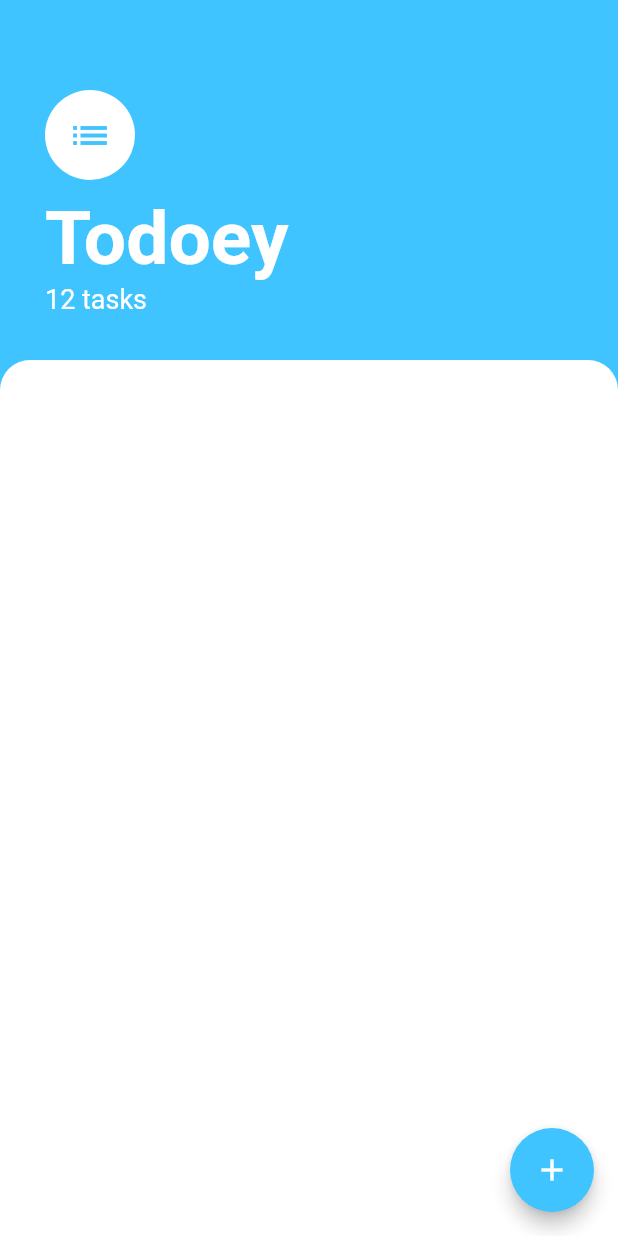
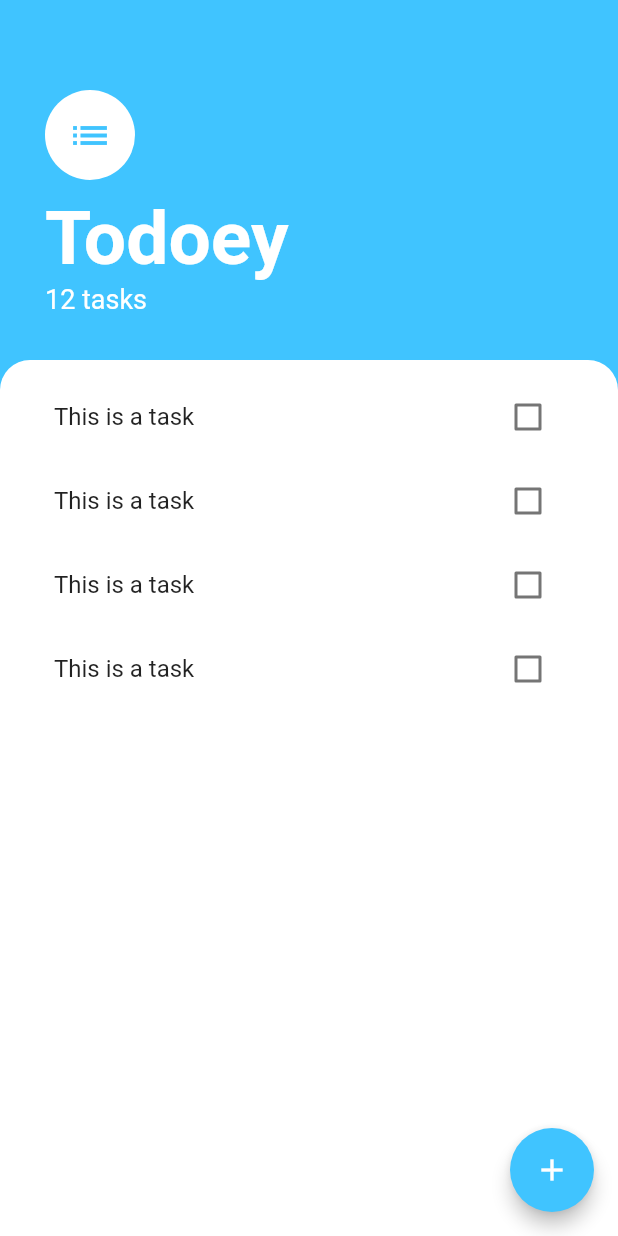
Before and after one commit to didierganthier/todoey, a Flutter app: the screen it shows after launch, on a phone screen of 412 x 824 dp. Run offline on Flutter 3.47's test engine with Material 2 defaults, Android fonts, the phone set to English and light mode, and no system bars.

Commit message:
Some refactoring

```diff
--- a/lib/main.dart
+++ b/lib/main.dart
@@ -7,6 +7,7 @@ class MyApp extends StatelessWidget {
   @override
   Widget build(BuildContext context) {
     return MaterialApp(
+      debugShowCheckedModeBanner: false,
       home: TasksScreen(),
     );
   }
--- a/lib/screens/tasks_screen.dart
+++ b/lib/screens/tasks_screen.dart
@@ -1,4 +1,6 @@
+import 'package:flutter/cupertino.dart';
 import 'package:flutter/material.dart';
+import 'package:todoey/widgets/tasks_list.dart';
 
 class TasksScreen extends StatelessWidget {
   @override
@@ -45,10 +47,12 @@ class TasksScreen extends StatelessWidget {
           ),
           Expanded(
             child: Container(
+              padding: EdgeInsets.symmetric(horizontal: 20.0, vertical: 10.0),
               decoration: BoxDecoration(
                   color: Colors.white,
                   borderRadius: BorderRadius.only(topLeft: Radius.circular(20.0), topRight: Radius.circular(20.0))
               ),
+              child: TasksList(),
             ),
           )
         ],
--- /dev/null
+++ b/lib/widgets/task_tile.dart
@@ -0,0 +1,9 @@
+import 'package:flutter/material.dart';
+
+class TaskTile extends StatelessWidget {
+
+  @override
+  Widget build(BuildContext context) {
+    return ListTile(title: Text('This is a task'), trailing: Checkbox(value: false, onChanged: (value){}),);
+  }
+}
--- /dev/null
+++ b/lib/widgets/tasks_list.dart
@@ -0,0 +1,17 @@
+import 'package:flutter/material.dart';
+import 'package:todoey/widgets/task_tile.dart';
+
+class TasksList extends StatelessWidget {
+
+  @override
+  Widget build(BuildContext context) {
+    return ListView(
+      children: <Widget>[
+        TaskTile(),
+        TaskTile(),
+        TaskTile(),
+        TaskTile()
+      ],
+    );
+  }
+}
```
